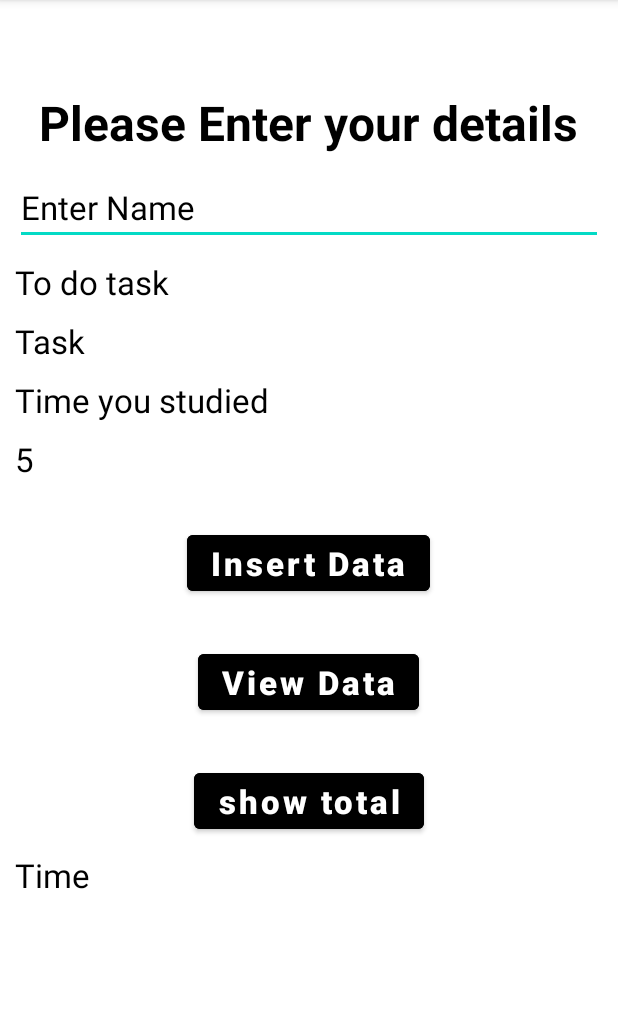
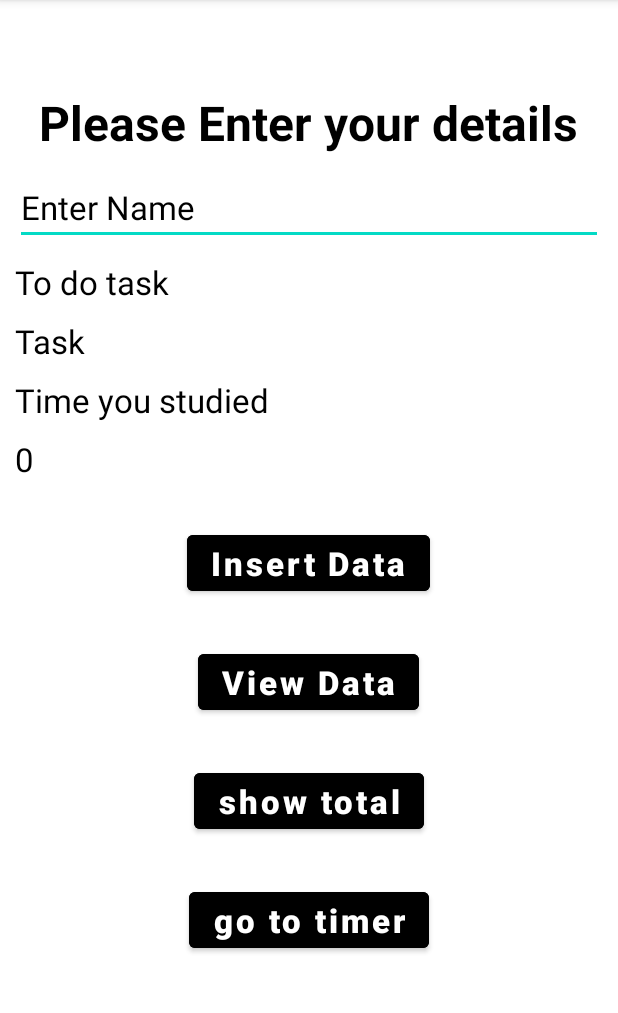
Before and after one commit to Kumoichi/SaveStudy, an Android app: the screen it shows after launch (MainActivity), on a phone screen of 412 x 824 dp, the part 84-1097 px from its top. Run offline under Robolectric (Android 15) with nearby library versions, the light colour scheme and no system bars.

Commit message:
add timer

```diff
--- a/app/src/main/AndroidManifest.xml
+++ b/app/src/main/AndroidManifest.xml
@@ -13,6 +13,9 @@
         android:supportsRtl="true"
         android:theme="@style/Theme.SaveStudy"
         tools:targetApi="31">
+        <activity
+            android:name=".Timer"
+            android:exported="false" />
         <activity
             android:name=".result"
             android:exported="false" />
--- a/app/src/main/java/com/example/savestudy/MainActivity.java
+++ b/app/src/main/java/com/example/savestudy/MainActivity.java
@@ -17,11 +17,9 @@
 public class MainActivity extends AppCompatActivity {
 
     EditText subject;
-    TextView toDoTask, stuTime, total_text;
-    Button insert_btn, view_btn, total_btn;
+    TextView toDoTask, stuTime;
+    Button insert_btn, view_btn, total_btn, goTimer_btn;
     DBHelper db;
-
-
 
     @Override
     protected void onCreate(Bundle savedInstanceState) {
@@ -34,9 +32,15 @@
         insert_btn = findViewById(R.id.insert_btn);
         view_btn = findViewById(R.id.view_btn);
         total_btn = findViewById(R.id.total_btn);
-        total_text = findViewById(R.id.total_text);
+        goTimer_btn = findViewById(R.id.goTimer_btn);
 
         db = new DBHelper(this);
+
+        //getting timer value
+        Intent mIntent = getIntent();
+        int intValue = mIntent.getIntExtra("timedata", 0);
+        String studyTime = String.valueOf(intValue);
+       stuTime.setText(studyTime);
 
         view_btn.setOnClickListener(new View.OnClickListener() {
             @Override
@@ -67,9 +71,19 @@
 
         total_btn.setOnClickListener(new View.OnClickListener() {
             @Override
+            public void onClick(View view)
+            {
+                String totalVal = db.getSum();
+                Intent i = new Intent(MainActivity.this, result.class);
+                i.putExtra("key",totalVal);
+                startActivity(i);
+            }
+        });
+
+        goTimer_btn.setOnClickListener(new View.OnClickListener() {
+            @Override
             public void onClick(View view) {
-                total_text.setText(db.getSum());
-
+                startActivity(new Intent(MainActivity.this, Timer.class));
             }
         });
     }
--- a/app/src/main/res/layout/activity_main.xml
+++ b/app/src/main/res/layout/activity_main.xml
@@ -68,7 +68,6 @@
         android:id="@+id/timeData"
         android:layout_width="match_parent"
         android:layout_height="wrap_content"
-        android:text="5"
         android:layout_below="@+id/timeView"
         android:layout_marginTop="10dp"
         android:textColor="@color/black"
@@ -115,15 +114,17 @@
         android:textAllCaps="false"
         android:textStyle="bold"/>
 
-    <TextView
-        android:id="@+id/total_text"
-        android:layout_width="match_parent"
+    <Button
+        android:id="@+id/goTimer_btn"
+        android:layout_width="wrap_content"
         android:layout_height="wrap_content"
-        android:text="Time"
         android:layout_below="@+id/total_btn"
-        android:layout_marginTop="10dp"
-        android:textColor="@color/black"
-        android:textColorHint="@color/black"
-        android:textSize="22sp"/>
+        android:layout_centerHorizontal="true"
+        android:layout_marginTop="30dp"
+        android:backgroundTint="@color/black"
+        android:textSize="22sp"
+        android:text="go to timer"
+        android:textAllCaps="false"
+        android:textStyle="bold"/>
 
 </RelativeLayout>
```
Also changed, not shown: app/src/main/java/com/example/savestudy/Timer.java (added, +73 -0 lines), app/src/main/java/com/example/savestudy/result.java (+7 -0 lines), app/src/main/res/layout/activity_result.xml (+9 -0 lines), app/src/main/res/layout/activity_timer.xml (added, +51 -0 lines).
